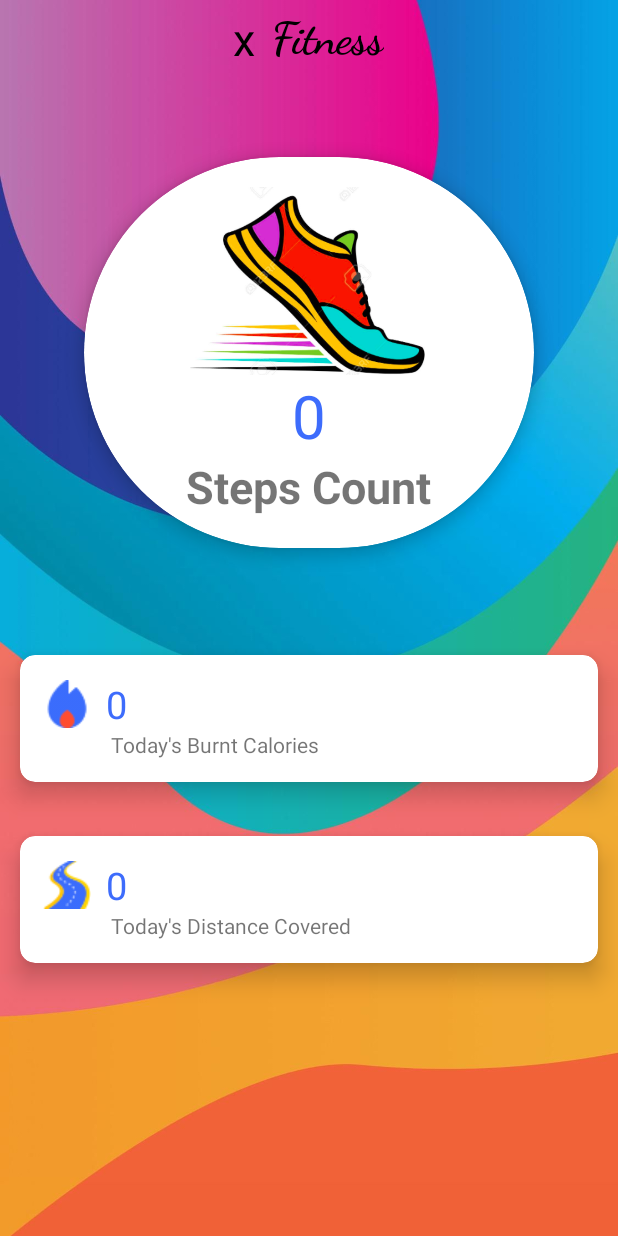
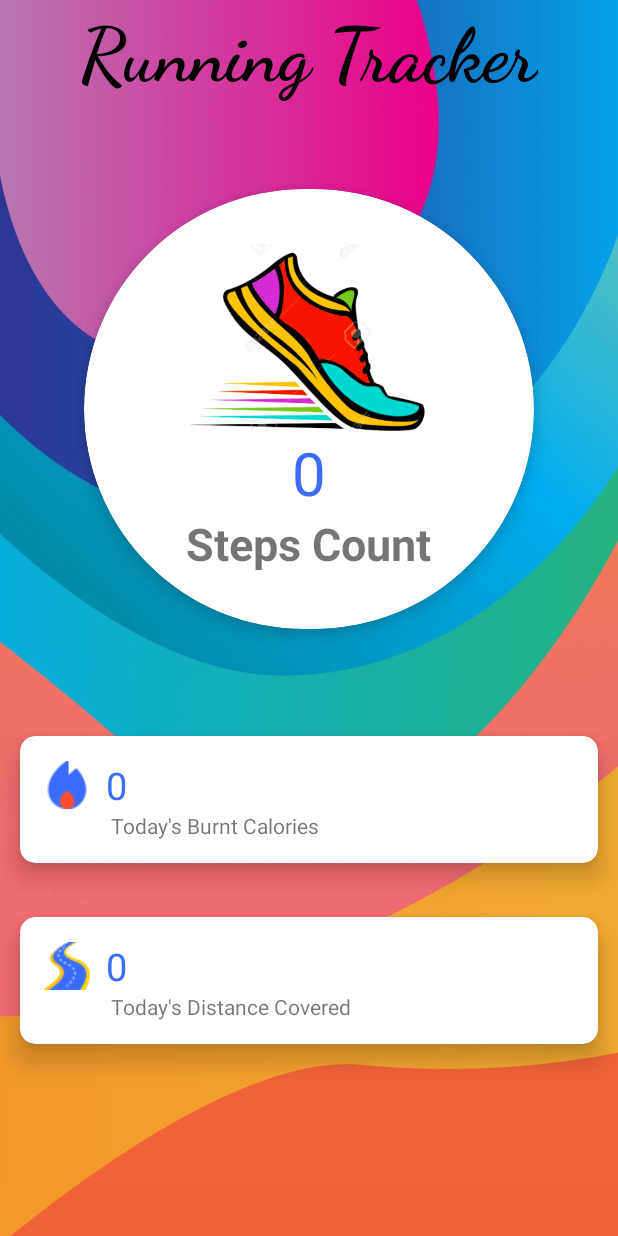
Before and after one commit to Shridhar-Chouksey/Fitness-Tracker-App, an Android app: the RunningTrackerActivity screen opened directly, with no data from a screen before it, on a phone screen of 412 x 824 dp. Run offline under Robolectric (Android 15) with nearby library versions, the phone set to English and light mode, and no system bars; Roboto replaces fonts that are not available here.

Commit message:
commit 3

```diff
--- a/app/build.gradle
+++ b/app/build.gradle
@@ -36,12 +36,14 @@ dependencies {
     implementation 'androidx.appcompat:appcompat:1.2.0'
     implementation 'com.google.android.material:material:1.3.0'
     implementation 'androidx.constraintlayout:constraintlayout:2.0.4'
+    implementation 'androidx.recyclerview:recyclerview:1.1.0'
     testImplementation 'junit:junit:4.+'
     androidTestImplementation 'androidx.test.ext:junit:1.1.2'
     androidTestImplementation 'androidx.test.espresso:espresso-core:3.3.0'
    //Adding Library
 
     implementation 'info.hoang8f:fbutton:1.0.5'
+    implementation 'com.github.Spikeysanju:MotionToast:1.3.3.4'
     implementation "androidx.core:core-ktx:+"
     implementation "org.jetbrains.kotlin:kotlin-stdlib-jdk7:$kotlin_version"
 }
--- a/app/src/main/java/com/example/fitnesstrackerapp/Adapter/RecyclerViewAdapter.java
+++ b/app/src/main/java/com/example/fitnesstrackerapp/Adapter/RecyclerViewAdapter.java
@@ -10,14 +10,18 @@ import android.widget.TextView;
 import android.widget.Toast;
 
 import androidx.annotation.NonNull;
+import androidx.core.content.res.ResourcesCompat;
 import androidx.recyclerview.widget.RecyclerView;
 
 import com.example.fitnesstrackerapp.Interface.ItemClickListener;
+import com.example.fitnesstrackerapp.MainActivity;
 import com.example.fitnesstrackerapp.Model.Exercise;
 import com.example.fitnesstrackerapp.R;
 import com.example.fitnesstrackerapp.ViewExercise;
 
 import java.util.List;
+
+import www.sanju.motiontoast.MotionToast;
 
 class RecyclerViewHolder extends RecyclerView.ViewHolder implements View.OnClickListener
 {
@@ -80,6 +84,7 @@ public class RecyclerViewAdapter extends RecyclerView.Adapter<RecyclerViewHolder
                  intent.putExtra("image_id",exerciseList.get(position).getImage_id());
                  intent.putExtra("name",exerciseList.get(position).getName());
 
+
                   intent.setFlags(Intent.FLAG_ACTIVITY_NEW_TASK);
                  context.startActivity(intent);
 
--- a/app/src/main/java/com/example/fitnesstrackerapp/helper/GeneralHelper.kt
+++ b/app/src/main/java/com/example/fitnesstrackerapp/helper/GeneralHelper.kt
@@ -37,7 +37,7 @@ class GeneralHelper {
                 .setStyle(NotificationCompat.BigTextStyle().bigText(step.toString()))
                 .setSmallIcon(R.drawable.ic_launcher_foreground)
                 .setContentIntent(pendingIntent)
-                .setProgress(500, step, false)
+                .setProgress(5000, step, false)
                 //.setProgress(this.dailyStepGoal, totalSteps, false)
                 .setVisibility(NotificationCompat.VISIBILITY_SECRET)
                 .setPriority(NotificationCompat.PRIORITY_MIN)
--- a/app/src/main/java/com/example/fitnesstrackerapp/service/StepDetectorService.kt
+++ b/app/src/main/java/com/example/fitnesstrackerapp/service/StepDetectorService.kt
@@ -38,7 +38,6 @@ class StepDetectorService : Service(), SensorEventListener {
         }else{
             Toast.makeText(this, "Sensor Not Detected", Toast.LENGTH_SHORT).show()
         }
-
         return START_STICKY
     }
 
--- a/app/src/main/res/layout/activity_running_tracker.xml
+++ b/app/src/main/res/layout/activity_running_tracker.xml
@@ -7,6 +7,16 @@
     android:orientation="vertical"
     tools:context=".RunningTrackerActivity"
     android:background="@drawable/app7">
+
+<!--    <androidx.appcompat.widget.Toolbar-->
+<!--        android:id="@+id/Toolbar"-->
+<!--        android:layout_width="match_parent"-->
+<!--        android:layout_height="wrap_content"-->
+<!--        android:theme="@style/ThemeOverlay.AppCompat.Dark.ActionBar"-->
+<!--        app:title="                Running Tracker"-->
+<!--        android:textAlignment="center"-->
+
+<!--        android:background="#1838EB" />-->
 
 
     <LinearLayout
@@ -18,31 +28,19 @@
     <TextView
         android:layout_width="wrap_content"
         android:layout_height="wrap_content"
-            android:text="x"
-            android:textSize="30dp"
+        android:text="Running Tracker"
+        android:textSize="50dp"
         android:layout_gravity="center"
         android:layout_margin="5dp"
         android:textColor="#000"
         android:textStyle="bold"
-            android:fontFamily="sans-serif-thin"/>
-
-        <TextView
-            android:layout_width="wrap_content"
-            android:layout_height="wrap_content"
-            android:text="Fitness"
-            android:textSize="30dp"
-            android:layout_gravity="center"
-            android:layout_margin="5dp"
-            android:textColor="#000"
-            android:textStyle="bold"
-            android:fontFamily="cursive"/>
-
+        android:fontFamily="cursive"
+        />
     </LinearLayout>
-
 
     <androidx.cardview.widget.CardView
         android:layout_width="400dp"
-        android:layout_height="367dp"
+        android:layout_height="400dp"
         android:layout_gravity="center"
         android:innerRadius="0dp"
         android:shape="ring"
@@ -50,6 +48,8 @@
         app:cardCornerRadius="150dp"
         app:cardElevation="6dp"
         app:cardUseCompatPadding="true">
+
+
 
         <LinearLayout
             android:layout_width="match_parent"
--- a/app/src/main/res/layout/activity_view_exercise.xml
+++ b/app/src/main/res/layout/activity_view_exercise.xml
@@ -25,7 +25,7 @@
 
     <ImageView
         android:layout_width="300dp"
-        android:layout_height="200dp"
+        android:layout_height="250dp"
         android:id="@+id/detail_image"
         android:src="@drawable/boat_pose"
         android:layout_centerInParent="true"/>
--- a/build.gradle
+++ b/build.gradle
@@ -6,7 +6,7 @@ buildscript {
         jcenter()
     }
     dependencies {
-        classpath 'com.android.tools.build:gradle:4.2.0'
+        classpath 'com.android.tools.build:gradle:4.2.1'
         classpath "org.jetbrains.kotlin:kotlin-gradle-plugin:$kotlin_version"
         classpath "org.jetbrains.kotlin:kotlin-android-extensions:$kotlin_version"
 
```
Also changed, not shown: app/src/main/java/com/example/fitnesstrackerapp/RunningTrackerActivity.kt (+26 -0 lines), app/src/main/java/com/example/fitnesstrackerapp/ViewExercise.java (+13 -0 lines), app/src/main/java/com/example/fitnesstrackerapp/YogaActivity.java (+15 -17 lines), app/src/main/res/layout/activity_choose.xml (+16 -0 lines), app/src/main/res/drawable/resetbtn.png (added), app/src/main/res/drawable/running_symbol_3.jpg (added), app/src/main/res/drawable/running_tracker_2.png (added), app/src/main/res/drawable/running_tracker_4.png (added). Lines whose indentation alone changed are shown as unchanged.
